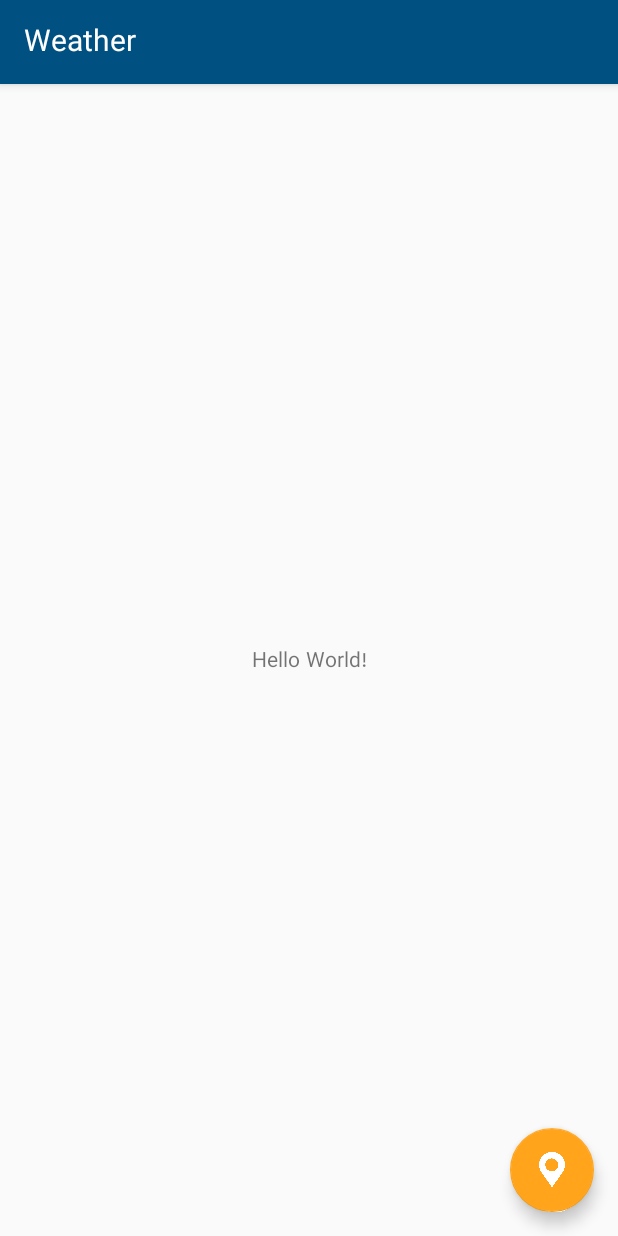
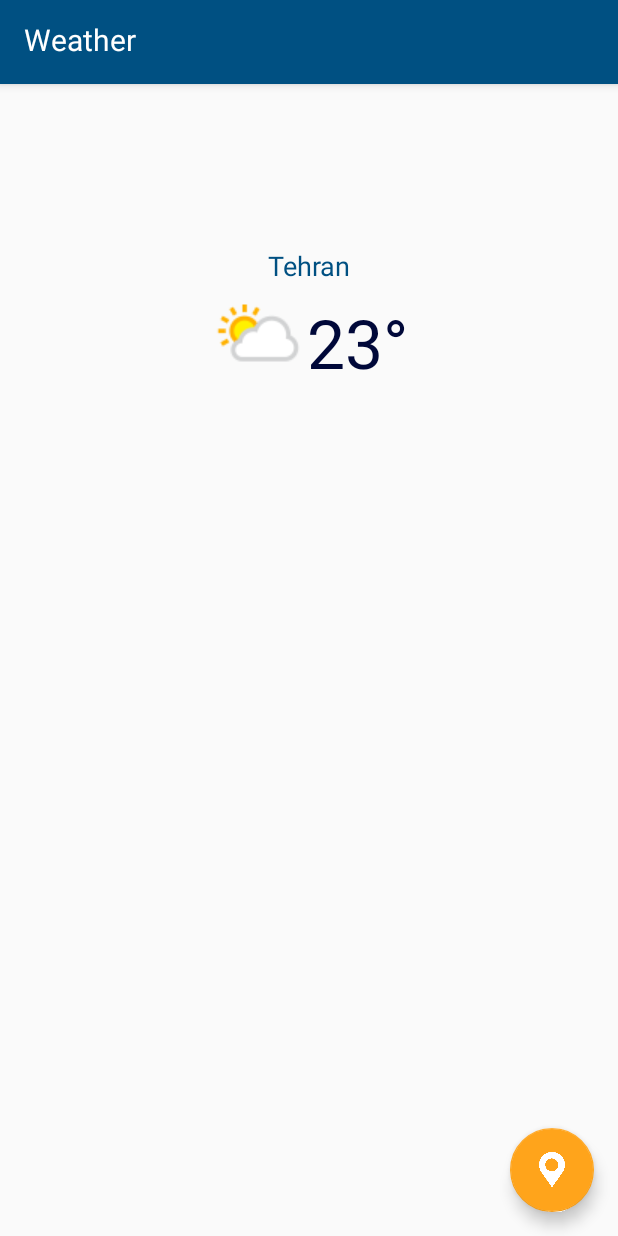
Before and after one commit to sharif-dev/HW1-Weather, an Android app: the screen it shows after launch (MainActivity), on a phone screen of 412 x 824 dp. Run offline under Robolectric (Android 15) with nearby library versions, the phone set to English and light mode, and no system bars.

Commit message:
update main menu

```diff
--- a/app/src/main/res/layout/content_main.xml
+++ b/app/src/main/res/layout/content_main.xml
@@ -5,16 +5,44 @@
     android:layout_width="match_parent"
     android:layout_height="match_parent"
     app:layout_behavior="@string/appbar_scrolling_view_behavior"
-    tools:context=".MainActivity"
-    tools:showIn="@layout/activity_main">
+    tools:context=".MainActivity">
 
-    <TextView
+    <LinearLayout
+        android:id="@+id/temperature_layout"
         android:layout_width="wrap_content"
         android:layout_height="wrap_content"
-        android:text="Hello World!"
+        android:orientation="horizontal"
         app:layout_constraintBottom_toBottomOf="parent"
         app:layout_constraintLeft_toLeftOf="parent"
         app:layout_constraintRight_toRightOf="parent"
-        app:layout_constraintTop_toTopOf="parent" />
+        app:layout_constraintTop_toTopOf="parent"
+        app:layout_constraintVertical_bias="0.2">
+
+        <ImageView
+            android:layout_width="wrap_content"
+            android:layout_height="wrap_content"
+            app:srcCompat="@drawable/text_icon" />
+
+        <TextView
+            android:id="@+id/text_temperature"
+            style="@style/Temperature"
+            android:layout_width="wrap_content"
+            android:layout_height="wrap_content"
+            android:text="23°" />
+
+
+    </LinearLayout>
+
+
+    <TextView
+        android:id="@+id/text_city"
+        style="@style/TextMedium"
+        android:layout_width="wrap_content"
+        android:layout_height="wrap_content"
+        android:text="Tehran"
+        app:layout_constraintBottom_toTopOf="@+id/temperature_layout"
+        app:layout_constraintLeft_toLeftOf="parent"
+        app:layout_constraintRight_toRightOf="parent"
+        tools:layout_editor_absoluteX="177dp" />
 
 </androidx.constraintlayout.widget.ConstraintLayout>
--- a/app/src/main/res/values/styles.xml
+++ b/app/src/main/res/values/styles.xml
@@ -10,6 +10,19 @@
         <item name="fontFamily">@font/vazir</item>
     </style>
 
+    <style name="Temperature" parent="TextAppearance.AppCompat.Large">
+        <item name="android:textSize">45sp</item>
+        <item name="android:textColor">@color/colorPrimaryDark</item>
+    </style>
+
+    <style name="TextMedium" parent="TextAppearance.AppCompat.Medium">
+        <item name="android:textColor">@color/colorPrimary</item>
+    </style>
+
+    <style name="TextSmall" parent="TextAppearance.AppCompat.Small">
+        <item name="android:textColor">@color/colorPrimaryLight</item>
+    </style>
+
     <style name="AppTheme.NoActionBar">
         <item name="windowActionBar">false</item>
         <item name="windowNoTitle">true</item>
```
Also changed, not shown: app/src/main/res/drawable/text_icon.png (added).
